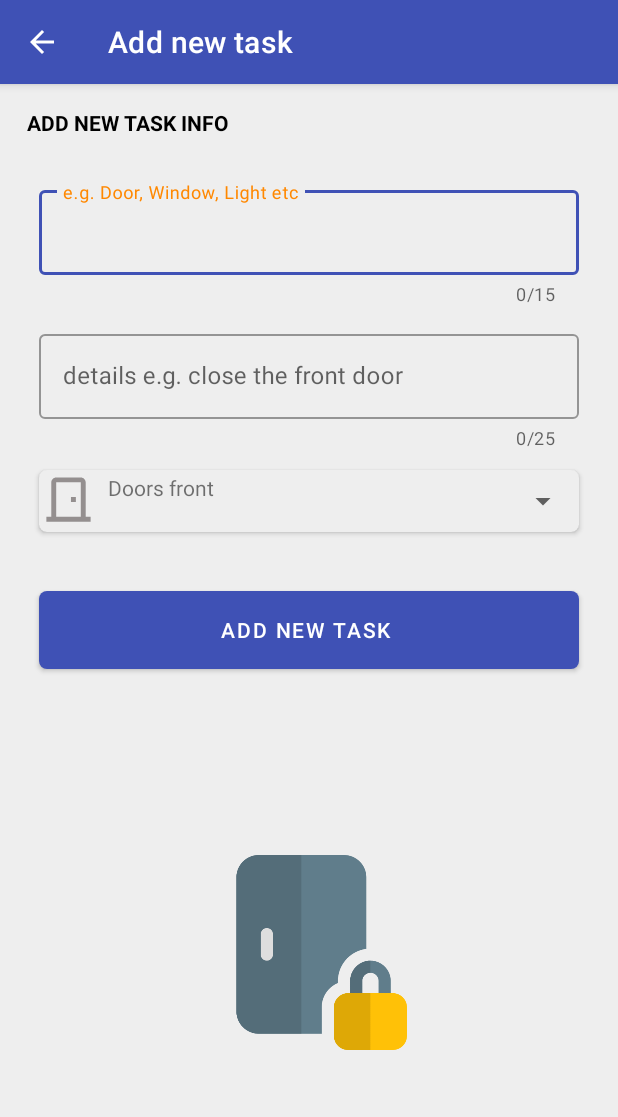
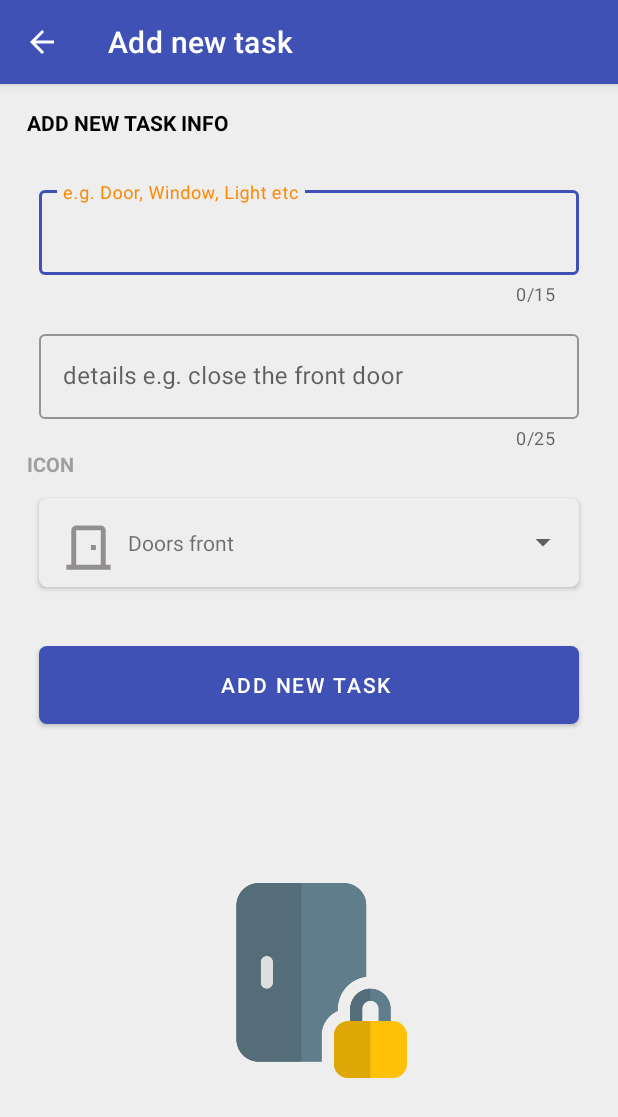
Before and after one commit to BartekReterski/LockedDoor, an Android app: the AddNewActivityTask screen opened directly, with no data from a screen before it, on a phone screen of 412 x 824 dp. Shown: the top 1117 px of the screen. Run offline under Robolectric (Android 15) with nearby library versions, the phone set to English and light mode, and no system bars; our stand-ins replace sdp/ssp sizes; libraries missing offline, so code that uses them is left out: io.realm; 3 statements that could not run were skipped.

Commit message:
zmiany w layoutcie

```diff
--- a/LD/app/src/main/res/layout/activity_add_new_task.xml
+++ b/LD/app/src/main/res/layout/activity_add_new_task.xml
@@ -79,6 +79,22 @@
                 android:singleLine="true" />
 
         </com.google.android.material.textfield.TextInputLayout>
+        <TextView
+            android:id="@+id/section_text_2"
+            android:layout_width="match_parent"
+            android:layout_height="wrap_content"
+            android:background="@android:color/transparent"
+            android:gravity="center_vertical"
+            android:paddingStart="@dimen/_14sdp"
+            android:singleLine="true"
+            android:text="Icon"
+            android:textAllCaps="true"
+            android:textColor="#9e9e9e"
+            android:textSize="@dimen/_10sdp"
+            android:textStyle="bold"
+            app:layout_constraintEnd_toEndOf="parent"
+            app:layout_constraintStart_toStartOf="parent"
+            app:layout_constraintTop_toBottomOf="@id/task_name_dsc"/>
 
 
         <androidx.cardview.widget.CardView
@@ -92,7 +108,7 @@
             android:layout_marginStart="@dimen/_20sdp"
             android:layout_marginEnd="@dimen/_20sdp"
             app:layout_constraintEnd_toEndOf="parent"
-            app:layout_constraintTop_toBottomOf="@+id/task_name_dsc"
+            app:layout_constraintTop_toBottomOf="@+id/section_text_2"
             app:cardCornerRadius="@dimen/_4sdp">
 
         <androidx.appcompat.widget.AppCompatSpinner
--- a/LD/app/src/main/res/layout/spinner_item.xml
+++ b/LD/app/src/main/res/layout/spinner_item.xml
@@ -7,6 +7,7 @@
         android:id="@+id/iconImage"
         android:layout_width="@dimen/_30sdp"
         android:layout_height="@dimen/_30sdp"
+        android:layout_margin="@dimen/_10sdp"
         android:src="@drawable/ic_outline_door_front_128"
         app:layout_constraintStart_toStartOf="parent"
         app:layout_constraintTop_toTopOf="parent"/>
@@ -15,9 +16,8 @@
         android:id="@+id/iconText"
         android:layout_width="wrap_content"
         android:layout_height="@dimen/_30sdp"
-        android:layout_marginTop="@dimen/_8sdp"
+        android:layout_marginTop="@dimen/_20sdp"
         android:layout_marginStart="@dimen/_5sdp"
-        android:layout_marginBottom="@dimen/_5sdp"
         android:text="TEXT IKONY"
         app:layout_constraintBottom_toBottomOf="@+id/iconImage"
         app:layout_constraintStart_toEndOf="@+id/iconImage"
```
Also changed, not shown: LD/app/src/main/res/layout/reminder_items.xml (+15 -1 lines).
